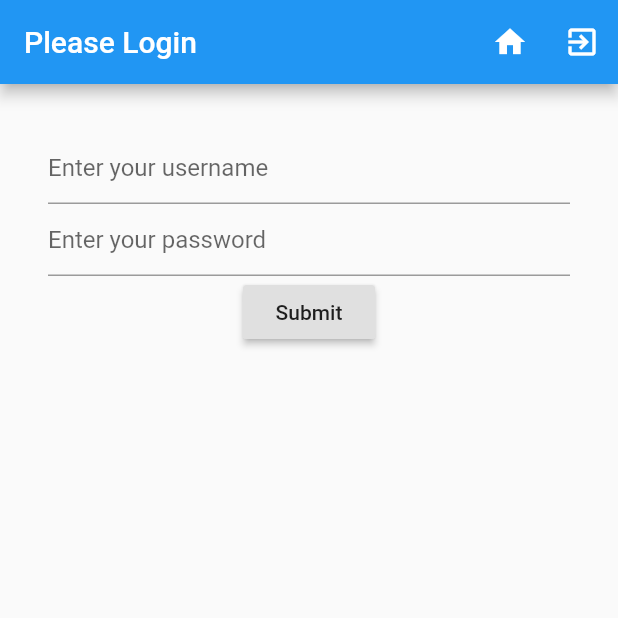
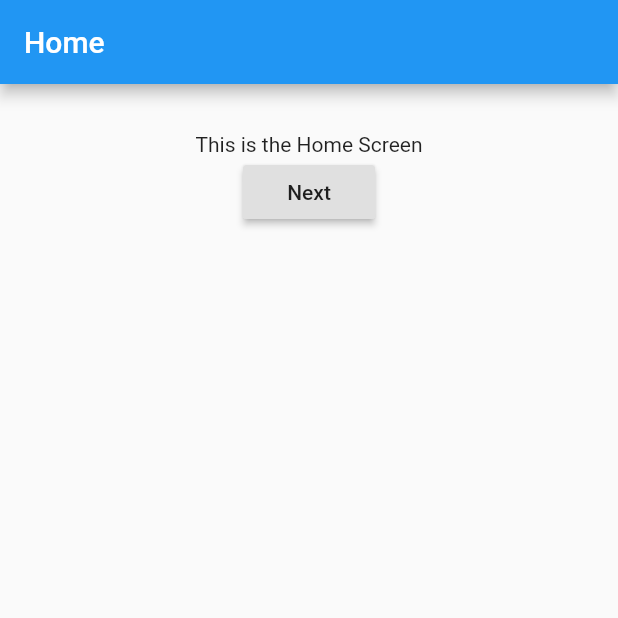
Before and after one commit to HurrellT/flutter_learning, a Flutter app: the screen it shows after launch, on a phone screen of 412 x 824 dp, the top half of it. Run offline on Flutter 3.47's test engine with Material 2 defaults, Android fonts, the phone set to English and light mode, and no system bars.

```diff
--- /dev/null
+++ b/lib/Screens/NavigationAppHome.dart
@@ -0,0 +1,28 @@
+import 'package:flutter/material.dart';
+
+class NavigationAppHome extends StatelessWidget {
+  @override
+  Widget build(BuildContext context) {
+    return new Scaffold(
+      appBar: new AppBar(
+        title: new Text('Home'),
+      ),
+      body: new Container(
+        padding: EdgeInsets.all(32.0),
+        child: new Center(
+          child: new Column(
+            children: <Widget>[
+              new Text('This is the Home Screen'),
+              new RaisedButton(
+                child: new Text('Next'),
+                onPressed: () {
+                  Navigator.of(context).pushNamed('/Second');
+                },
+              )
+            ],
+          ),
+        ),
+      ),
+    );
+  }
+}
--- a/lib/main.dart
+++ b/lib/main.dart
@@ -1,95 +1,25 @@
 import 'package:flutter/cupertino.dart';
 import 'package:flutter/material.dart';
-import 'package:flutter_learning/Login.dart';
-import 'package:flutter_learning/Settings.dart';
+import 'package:flutter_learning/Screens/NavigationAppHome.dart';
+import 'package:flutter_learning/Screens/Second.dart';
+import 'package:flutter_learning/Screens/Third.dart';
 
 void main() => runApp(new MyApp());
 
-class MyApp extends StatefulWidget {
-
-  @override
-  State<StatefulWidget> createState() => new _MyAppState();
-
-}
-
-class _MyAppState extends State<MyApp> {
-
-  //Parameters
-
-  String _title = 'Please Login';
-  Widget _screen;
-  Login _login;
-  Settings _settings;
-  bool _isAuthenticated;
-
-
-  //Constructor
-
-  _MyAppState() {
-    _login = new Login(onSubmit: (){onSubmit();});
-    _settings = new Settings();
-    _screen = _login;
-    _isAuthenticated = false;
-  }
-
-
-  //Methods
-
-  void onSubmit() {
-    print('Login with: ' + _login.username + ' ' + _login.password);
-    if(_login.username == 'demo' && _login.password == 'demo') {
-      _setAuthenticated(true);
-    }
-  }
-
-  void _goHome() {
-    print('Go Home');
-
-    setState(() {
-      if(_isAuthenticated) {
-        _screen = _settings;
-      }
-      else {
-        _screen = _login;
-      }
-    });
-  }
-
-  void logout() {
-    print('Log out');
-    _setAuthenticated(false);
-  }
-
-  void _setAuthenticated(bool auth) {
-    setState(() {
-      if(auth) {
-        _screen = _settings;
-        _title = 'Welcome';
-        _isAuthenticated = true;
-      }
-      else {
-        _screen = _login;
-        _title = 'Please Login';
-        _isAuthenticated = false;
-      }
-    });
-  }
+class MyApp extends StatelessWidget {
 
   @override
   Widget build(BuildContext context) {
-    return new MaterialApp(
-      title: 'Login Demo',
-      home: new Scaffold(
-        appBar: new AppBar(
-          title: new Text(_title),
-          actions: <Widget>[
-            new IconButton(icon: new Icon(Icons.home), onPressed: (){_goHome();}),
-            new IconButton(icon: new Icon(Icons.exit_to_app), onPressed: (){logout();}),
-          ],
-        ),
-        body: _screen,
-      ),
-    );
+    return
+        new MaterialApp(
+          title: 'Navigation',
+          routes: <String,WidgetBuilder>{
+            '/Home' : (BuildContext context) => new NavigationAppHome(),
+            '/Second' : (BuildContext context) => new Second(),
+            '/Third' : (BuildContext context) => new Third()
+          },
+          home: new NavigationAppHome(),
+        );
   }
 
 }
```
Also changed, not shown: lib/Screens/Second.dart (added, +28 -0 lines), lib/Screens/Third.dart (added, +34 -0 lines), lib/oldMain.dart (+79 -42 lines), lib/LoginApp/Login.dart (renamed from lib/Login.dart), lib/LoginApp/Settings.dart (renamed from lib/Settings.dart).
